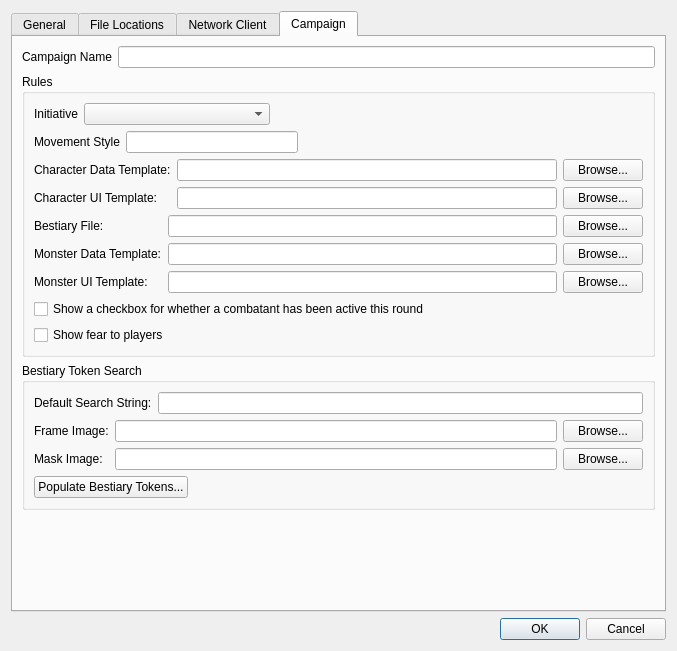
The window that DMHelper/src/optionsdialog.ui (MMetze/DMHelper) describes before a commit, drawn with Qt 5.
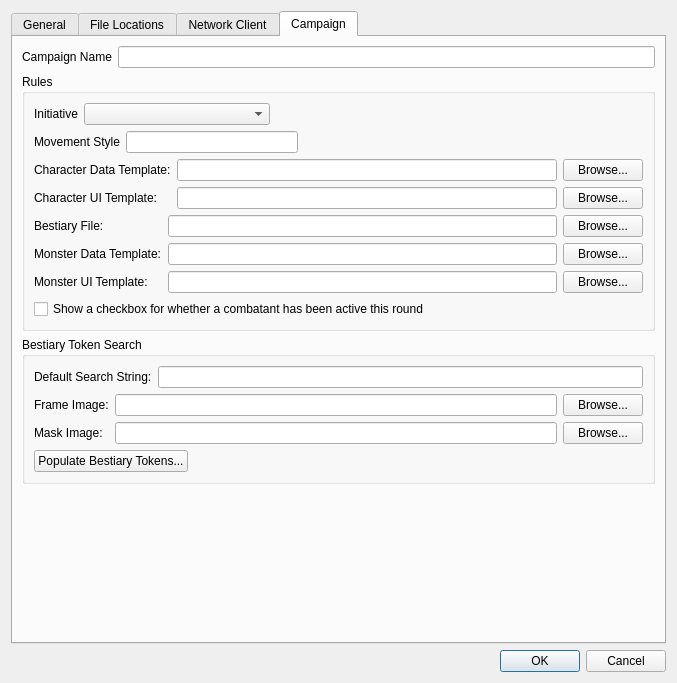
The same window after the commit. The open tabs and pages were chosen to show the change. Icons and pictures are not drawn.

Commit message:
Refactor overlay management and remove fear visibility option
This commit refactors overlay management by moving overlay handling from OverlayManager to the Campaign class, adds XML serialization for overlays, and updates related dialogs and UI. The 'Show fear to players' option and associated logic have been removed, and overlays are now managed directly within the campaign. Code and UI have been updated to reflect these changes, improving extensibility and maintainability.

Diff of the .ui file:
```diff
--- a/DMHelper/src/optionsdialog.ui
+++ b/DMHelper/src/optionsdialog.ui
@@ -7,7 +7,7 @@
     <x>0</x>
     <y>0</y>
     <width>668</width>
-    <height>651</height>
+    <height>683</height>
    </rect>
   </property>
   <property name="windowTitle">
@@ -1077,17 +1077,6 @@
             </property>
            </widget>
           </item>
-          <item>
-           <widget class="QCheckBox" name="chkShowFear">
-            <property name="text">
-             <string>Show fear to players</string>
-            </property>
-            <property name="icon">
-             <iconset resource="resources.qrc">
-              <normaloff>:/img/data/img/hood.png</normaloff>:/img/data/img/hood.png</iconset>
-            </property>
-           </widget>
-          </item>
          </layout>
         </widget>
        </item>
```
Left out of the diff: 2 changed lines with no effect on the pictures. The commit also changes 27 other files.
